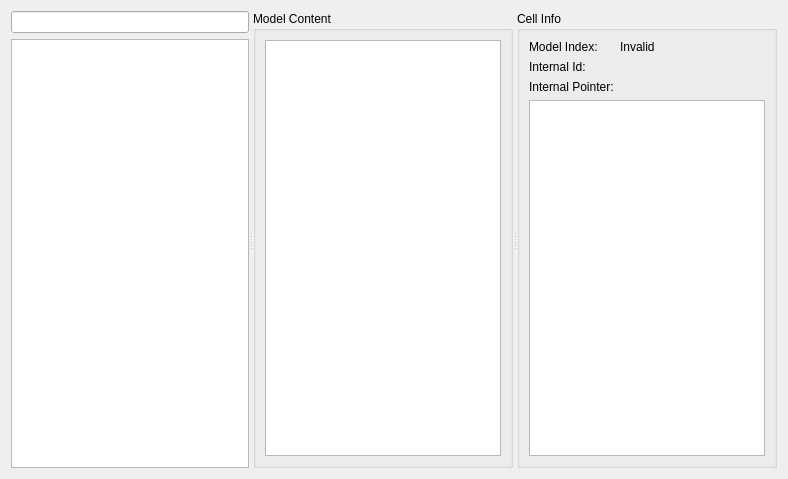
KDAB/GammaRay, file plugins/modelinspector/modelinspectorwidget.ui: the form before one commit.
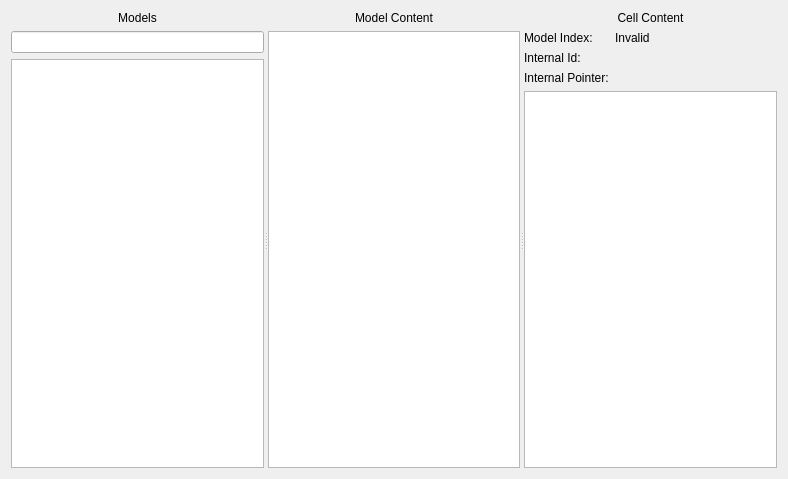
The form after the commit. Custom widgets are drawn as their Qt base class.

Commit message:
Remove group box widgets in model inspector
The extra frames look horrible in some styles, in particular on Mac OS.

The edit to the form file:
```diff
--- a/plugins/modelinspector/modelinspectorwidget.ui
+++ b/plugins/modelinspector/modelinspectorwidget.ui
@@ -10,14 +10,24 @@
     <height>479</height>
    </rect>
   </property>
-  <layout class="QGridLayout" name="gridLayout_2">
-   <item row="0" column="0">
+  <layout class="QVBoxLayout" name="verticalLayout_4">
+   <item>
     <widget class="QSplitter" name="mainSplitter">
      <property name="orientation">
       <enum>Qt::Horizontal</enum>
      </property>
      <widget class="QWidget" name="layoutWidget_3">
       <layout class="QVBoxLayout" name="verticalLayout_3">
+       <item>
+        <widget class="QLabel" name="label_3">
+         <property name="text">
+          <string>Models</string>
+         </property>
+         <property name="alignment">
+          <set>Qt::AlignCenter</set>
+         </property>
+        </widget>
+       </item>
        <item>
         <widget class="QLineEdit" name="modelSearchLine"/>
        </item>
@@ -30,12 +40,19 @@
        </item>
       </layout>
      </widget>
-     <widget class="QGroupBox" name="groupBox_2">
-      <property name="title">
-       <string>Model Content</string>
-      </property>
-      <layout class="QGridLayout" name="gridLayout">
-       <item row="0" column="0">
+     <widget class="QWidget" name="">
+      <layout class="QVBoxLayout" name="verticalLayout_2">
+       <item>
+        <widget class="QLabel" name="label">
+         <property name="text">
+          <string>Model Content</string>
+         </property>
+         <property name="alignment">
+          <set>Qt::AlignCenter</set>
+         </property>
+        </widget>
+       </item>
+       <item>
         <widget class="GammaRay::DeferredTreeView" name="modelContentView">
          <property name="uniformRowHeights">
           <bool>true</bool>
@@ -44,11 +61,18 @@
        </item>
       </layout>
      </widget>
-     <widget class="QGroupBox" name="groupBox">
-      <property name="title">
-       <string>Cell Info</string>
-      </property>
+     <widget class="QWidget" name="">
       <layout class="QVBoxLayout" name="verticalLayout">
+       <item>
+        <widget class="QLabel" name="label_2">
+         <property name="text">
+          <string>Cell Content</string>
+         </property>
+         <property name="alignment">
+          <set>Qt::AlignCenter</set>
+         </property>
+        </widget>
+       </item>
        <item>
         <layout class="QFormLayout" name="formLayout_2">
          <item row="0" column="0">
```
